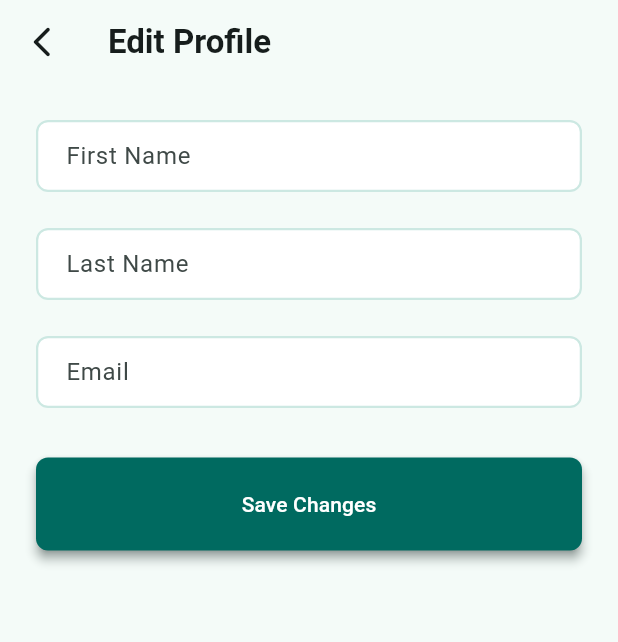
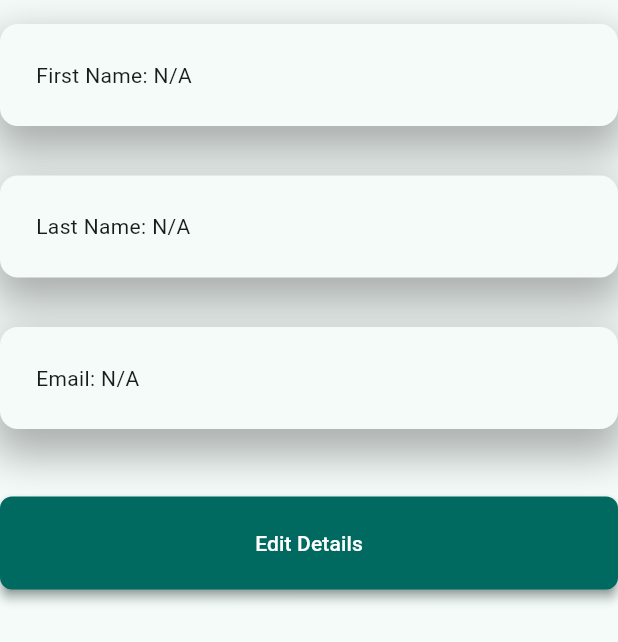
Before and after one commit to Hezron-Jahmia-Presci/depression-diagnosis-system, a Flutter app: the AdminDetailsScreen widget shown alone on an empty page, opened directly, after a tap on "Edit Details", on a phone screen of 412 x 824 dp. Shown: the top 642 px of the screen. Run offline on Flutter 3.47's test engine with Material 3 defaults, Android fonts, the phone set to English and light mode, and no system bars; our stand-ins replace fl_chart, flutter_secure_storage; accounts and stored records are empty; network calls fail.

Commit message:
layout fixes

```diff
--- a/frontend/lib/screen/home/admin/admin_details_screen.dart
+++ b/frontend/lib/screen/home/admin/admin_details_screen.dart
@@ -15,6 +15,7 @@ class _AdminDetailsScreenState extends State<AdminDetailsScreen> {
   Map<String, dynamic>? _adminDetails;
   bool _isLoading = true;
   bool _hasError = false;
+  int? _selectedAdminID;
 
   @override
   void initState() {
@@ -38,72 +39,59 @@ class _AdminDetailsScreenState extends State<AdminDetailsScreen> {
     }
   }
 
-  void _goToEditScreen() {
-    Navigator.push(
-      context,
-      MaterialPageRoute(builder: (_) => const EditAdminDetailsScreen()),
-    );
+  Future<void> reload() async {
+    setState(() {
+      _isLoading = true;
+      _hasError = false;
+      _selectedAdminID = null;
+    });
+    await _loadAdminDetails();
+  }
+
+  void _goToEditScreen(int psychiatristID) {
+    setState(() => _selectedAdminID = psychiatristID);
+  }
+
+  void _goBackToList() {
+    setState(() => _selectedAdminID = null);
   }
 
   @override
   Widget build(BuildContext context) {
-    return Scaffold(
-      appBar: AppBar(
-        title: const Text(
-          'Profile',
-          style: TextStyle(fontWeight: FontWeight.bold),
-        ),
-        leading:
-            Navigator.canPop(context)
-                ? IconButton(
-                  icon: const Icon(Icons.arrow_back_ios_new_rounded),
-                  onPressed: () => Navigator.pop(context),
-                )
-                : null,
-      ),
-      body:
-          _isLoading
-              ? const Center(child: CircularProgressIndicator())
-              : _hasError || _adminDetails == null
-              ? const Center(child: Text('Error loading admin details'))
-              : _buildProfileView(),
+    if (_isLoading) return const Center(child: CircularProgressIndicator());
+
+    if (_hasError || _adminDetails == null) {
+      return const Center(child: Text('Error fetching admin details'));
+    }
+
+    if (_selectedAdminID != null) {
+      return EditAdminDetailsScreen(
+        adminID: _selectedAdminID!,
+        onBack: _goBackToList,
       );
     }
 
-  Widget _buildProfileView() {
-    return SingleChildScrollView(
-      padding: const EdgeInsets.all(24),
-      child: Center(
-        child: ConstrainedBox(
-          constraints: const BoxConstraints(maxWidth: 600),
-          child: Column(
-            crossAxisAlignment: CrossAxisAlignment.stretch,
+    final admin = _adminDetails!;
+
+    return ListView(
       children: [
+        const SizedBox(height: 16),
         ReusableCardWidget(
-                child: Text(
-                  'First Name: ${_adminDetails!['first_name'] ?? 'N/A'}',
-                ),
+          child: Text('First Name: ${admin['first_name'] ?? 'N/A'}'),
         ),
         const SizedBox(height: 12),
         ReusableCardWidget(
-                child: Text(
-                  'Last Name: ${_adminDetails!['last_name'] ?? 'N/A'}',
-                ),
+          child: Text('Last Name: ${admin['last_name'] ?? 'N/A'}'),
         ),
         const SizedBox(height: 12),
-              ReusableCardWidget(
-                child: Text('Email: ${_adminDetails!['email'] ?? 'N/A'}'),
-              ),
+        ReusableCardWidget(child: Text('Email: ${admin['email'] ?? 'N/A'}')),
         const SizedBox(height: 24),
         ReusableButtonWidget(
           text: 'Edit Details',
           isLoading: false,
-                onPressed: _goToEditScreen,
+          onPressed: () => _goToEditScreen(admin['ID']),
         ),
       ],
-          ),
-        ),
-      ),
     );
   }
 }
--- a/frontend/lib/screen/home/admin/edit_admin_details_screen.dart
+++ b/frontend/lib/screen/home/admin/edit_admin_details_screen.dart
@@ -4,7 +4,14 @@ import '../../../widget/widget_exporter.dart';
 import '../../screens_exporter.dart';
 
 class EditAdminDetailsScreen extends StatefulWidget {
-  const EditAdminDetailsScreen({super.key});
+  final int adminID;
+  final VoidCallback onBack;
+
+  const EditAdminDetailsScreen({
+    super.key,
+    required this.adminID,
+    required this.onBack,
+  });
 
   @override
   State<EditAdminDetailsScreen> createState() => _EditAdminDetailsScreenState();
@@ -21,6 +28,7 @@ class _EditAdminDetailsScreenState extends State<EditAdminDetailsScreen> {
   bool _isLoading = true;
   bool _isSubmitting = false;
   bool _hasError = false;
+  int? _selectedAdminID;
 
   @override
   void initState() {
@@ -51,6 +59,15 @@ class _EditAdminDetailsScreenState extends State<EditAdminDetailsScreen> {
     });
   }
 
+  Future<void> reload() async {
+    setState(() {
+      _isLoading = true;
+      _hasError = false;
+      _selectedAdminID = null;
+    });
+    await _loadAdminDetails();
+  }
+
   Future<void> _submitUpdate() async {
     if (!_formKey.currentState!.validate()) return;
 
@@ -70,10 +87,6 @@ class _EditAdminDetailsScreenState extends State<EditAdminDetailsScreen> {
 
     if (res != null && res['error'] == null) {
       ReusableSnackbarWidget.show(context, 'Details updated successfully!');
-      Navigator.pushReplacement(
-        context,
-        MaterialPageRoute(builder: (_) => const AdminDetailsScreen()),
-      );
     } else {
       ReusableSnackbarWidget.show(
         context,
@@ -82,52 +95,47 @@ class _EditAdminDetailsScreenState extends State<EditAdminDetailsScreen> {
     }
   }
 
+  void _goBackToList() {
+    setState(() {
+      _selectedAdminID = null;
+    });
+  }
+
   @override
   Widget build(BuildContext context) {
-    return Scaffold(
-      appBar: AppBar(
-        title: const Text(
-          'Edit Profile',
-          style: TextStyle(fontWeight: FontWeight.bold),
-        ),
-        leading: IconButton(
-          icon: const Icon(Icons.arrow_back_ios_new_rounded),
-          onPressed: () {
-            Navigator.pushReplacement(
-              context,
-              MaterialPageRoute(builder: (_) => const AdminDetailsScreen()),
-            );
-          },
-        ),
-      ),
-      body:
-          _isLoading
-              ? const Center(child: CircularProgressIndicator())
-              : _hasError
-              ? const Center(child: Text('Failed to load admin details'))
-              : _buildForm(),
-    );
+    if (_isLoading) {
+      return const Center(child: CircularProgressIndicator());
     }
 
-  Widget _buildForm() {
-    return SingleChildScrollView(
-      padding: const EdgeInsets.all(24),
-      child: Center(
-        child: ConstrainedBox(
-          constraints: const BoxConstraints(maxWidth: 600),
-          child: Form(
-            key: _formKey,
-            child: Column(
-              crossAxisAlignment: CrossAxisAlignment.stretch,
+    if (_hasError) {
+      return const Center(child: Text('Failed to fetch patients.'));
+    }
+
+    if (_selectedAdminID != null) {
+      return PsychiatristDetailsScreen();
+    }
+
+    return ListView(
       children: [
+        Row(
+          children: [
+            IconButton(
+              icon: const Icon(Icons.arrow_back_ios_new_rounded),
+              onPressed: widget.onBack,
+            ),
+            const Text(
+              'Admin Details',
+              style: TextStyle(fontWeight: FontWeight.bold, fontSize: 18),
+            ),
+          ],
+        ),
+        const SizedBox(height: 16),
         ReusableTextFieldWidget(
           controller: _firstNameController,
           label: 'First Name',
           validator:
               (val) =>
-                          val == null || val.isEmpty
-                              ? 'First name is required'
-                              : null,
+                  val == null || val.isEmpty ? 'First name is required' : null,
           autofillHints: const [AutofillHints.givenName],
         ),
         const SizedBox(height: 24),
@@ -136,9 +144,7 @@ class _EditAdminDetailsScreenState extends State<EditAdminDetailsScreen> {
           label: 'Last Name',
           validator:
               (val) =>
-                          val == null || val.isEmpty
-                              ? 'Last name is required'
-                              : null,
+                  val == null || val.isEmpty ? 'Last name is required' : null,
           autofillHints: const [AutofillHints.familyName],
         ),
         const SizedBox(height: 24),
@@ -160,10 +166,6 @@ class _EditAdminDetailsScreenState extends State<EditAdminDetailsScreen> {
           onPressed: _submitUpdate,
         ),
       ],
-            ),
-          ),
-        ),
-      ),
     );
   }
 }
--- a/frontend/lib/screen/screens_exporter.dart
+++ b/frontend/lib/screen/screens_exporter.dart
@@ -7,6 +7,7 @@ export 'home/admin/admin_details_screen.dart';
 export 'home/admin/edit_admin_details_screen.dart';
 export 'home/admin/admin_patient_screen.dart';
 export 'home/admin/admin_psychiatrist_screen.dart';
+export './home/admin/admin_psychiatrist_details_screen.dart';
 export 'home/admin/admin_session_screen.dart';
 
 export './home/psychiatrist/dashboard_screen.dart';
```
Also changed, not shown: frontend/lib/layout/admin_layout.dart (+33 -38 lines), frontend/lib/layout/app_layout.dart (+14 -24 lines), frontend/lib/screen/auth/admin_login_screen.dart (+13 -1 lines), frontend/lib/screen/auth/psych_login_screen.dart (+12 -1 lines), frontend/lib/screen/auth/psych_register_screen.dart (+12 -1 lines), frontend/lib/screen/home/admin/admin_psychiatrist_details_screen.dart (added, +86 -0 lines), frontend/lib/screen/home/admin/admin_psychiatrist_screen.dart (+19 -11 lines), frontend/lib/screen/home/psychiatrist/psychiatrist_screens/edit_psychiatrist_details_screen.dart (+54 -59 lines), frontend/lib/screen/home/psychiatrist/psychiatrist_screens/psychiatrist_details_screen.dart (+31 -42 lines), 9 other files. Lines whose indentation alone changed are shown as unchanged.
